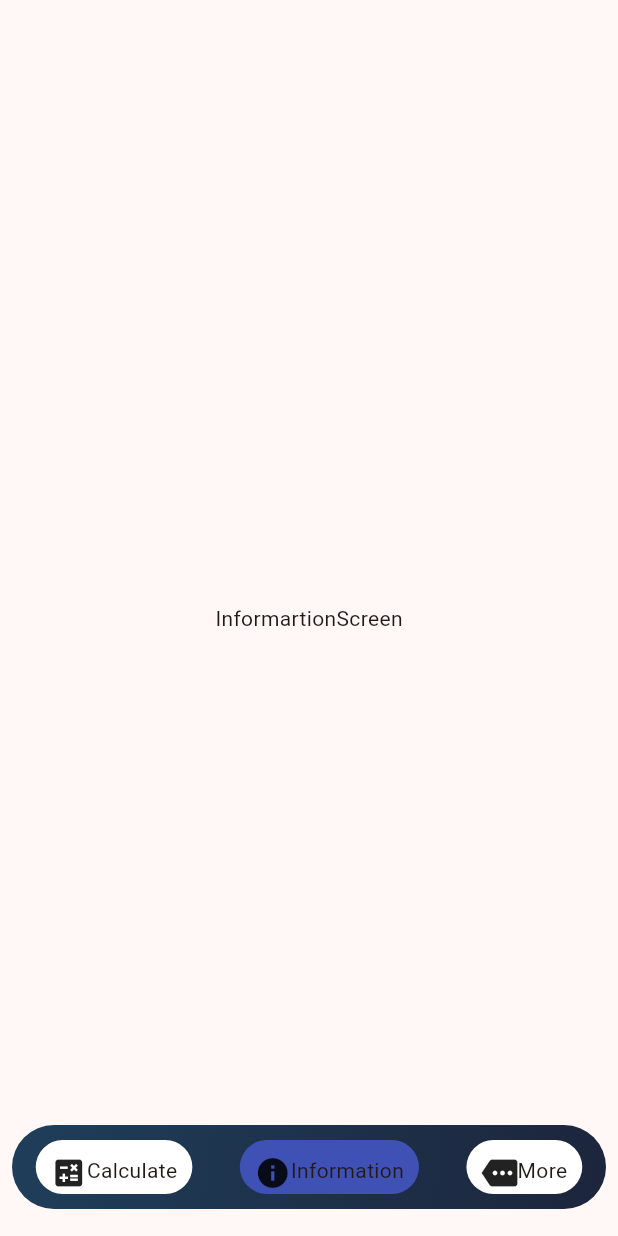
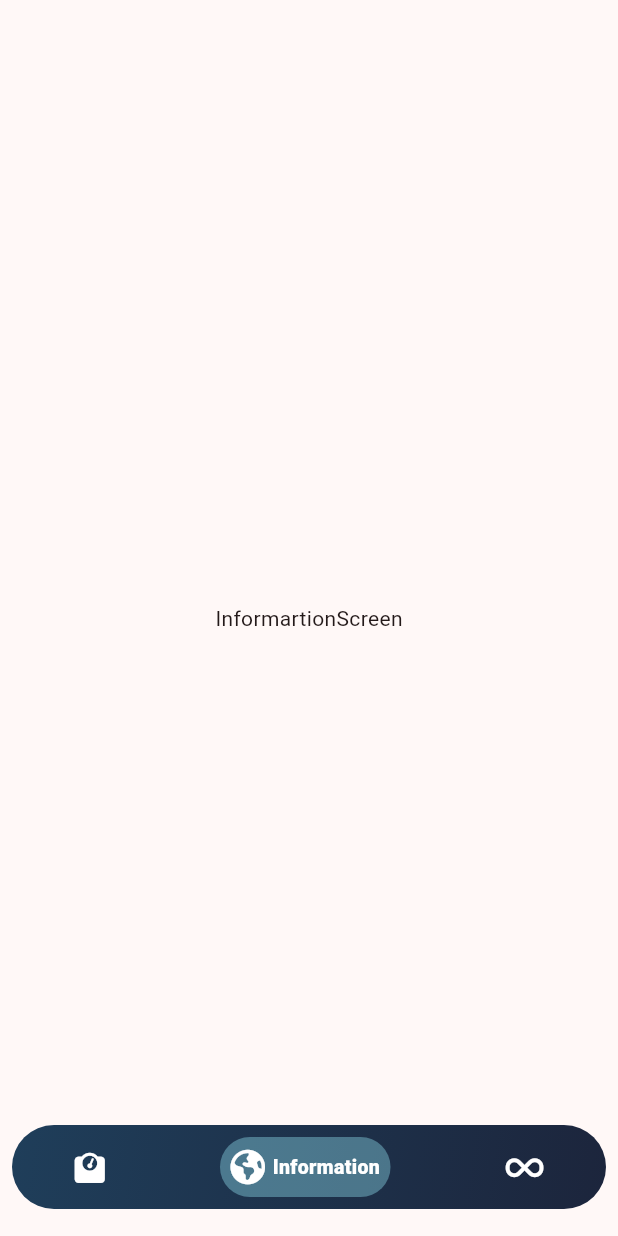
Before and after one commit to jhongo/WeightPlanerAPP, a Flutter app: the screen it shows after launch, item 2 of the bottom bar chosen, on a phone screen of 412 x 824 dp. Run offline on Flutter 3.47's test engine with Material 2 defaults, Android fonts, the phone set to English and light mode, and no system bars; our stand-ins replace font_awesome_flutter.

Commit message:
Add style in navbar

```diff
--- a/lib/domain/entities/nav_options.dart
+++ b/lib/domain/entities/nav_options.dart
@@ -1,4 +1,5 @@
 import 'package:flutter/material.dart';
+import 'package:font_awesome_flutter/font_awesome_flutter.dart';
 
 class NavOptions {
 
@@ -15,7 +16,7 @@ class NavOptions {
 }
 
  final navOptions =  <NavOptions>[
-  NavOptions(name: 'Calculate', index: 0, icon:Icons.calculate,),
-  NavOptions(name: 'Information', index: 1, icon: Icons.info,  ),
-  NavOptions(name:'More', index: 2, icon: Icons.more, )
+  NavOptions(name: 'Calculate', index: 0, icon:FontAwesomeIcons.weightScale),
+  NavOptions(name: 'Information', index: 1, icon: FontAwesomeIcons.earthAmericas  ),
+  NavOptions(name:'More', index: 2, icon: FontAwesomeIcons.infinity, )
 ];
--- a/lib/main.dart
+++ b/lib/main.dart
@@ -33,7 +33,7 @@ class MyApp extends StatelessWidget {
       child: MaterialApp(
         debugShowCheckedModeBanner: false,
         title: 'Planet App',
-        home: SplasScreen(),
+        home:const SplasScreen(),
         theme: AppTheme(selectColor: 5).theme(),
       ),
     );
--- a/lib/presentation/providers/navigator_provider.dart
+++ b/lib/presentation/providers/navigator_provider.dart
@@ -1,6 +1,4 @@
 import 'package:flutter/material.dart';
-import 'package:planet_app/domain/entities/nav_options.dart';
-
 class NavigatorProvider extends ChangeNotifier {
 
 late int initIndex = 0;
@@ -8,8 +6,7 @@ PageController controller = PageController();
 
 
 changePage( int index){
-  print('Provider $index');
-  controller.animateToPage(index, duration: Duration(milliseconds: 250), curve: Curves.linear);
+  controller.animateToPage(index, duration: const Duration(milliseconds: 250), curve: Curves.linear);
   initIndex = index;
   notifyListeners();
 }
--- a/lib/presentation/screens/home_screen.dart
+++ b/lib/presentation/screens/home_screen.dart
@@ -40,7 +40,7 @@ class HomeScreen extends StatelessWidget {
                   ],
                 ),
 
-                Positioned(
+                const Positioned(
                   bottom: 10,
                   left: 0,
                   right: 0,
--- a/lib/presentation/widgets/shared/nav_options_items.dart
+++ b/lib/presentation/widgets/shared/nav_options_items.dart
@@ -7,11 +7,12 @@ import 'package:provider/provider.dart';
 
 class NavOptionsItems extends StatelessWidget {
 
+  const NavOptionsItems({super.key});
 
   @override
   Widget build(BuildContext context) {
 
-    final navScroll = context.watch<NavigatorProvider>();
+    final navigationProvider = context.watch<NavigatorProvider>();
 
     return Padding(
       padding: const EdgeInsets.all(8.0),
@@ -25,21 +26,15 @@ class NavOptionsItems extends StatelessWidget {
             colors: [
               Color(0xFF1f3e5a),
               Color(0xFF1c253c)
-            ]
-            ),
+            ]),
           borderRadius: BorderRadius.circular(50)
         ),
         child: Row(mainAxisAlignment: MainAxisAlignment.spaceAround,
           children: List.generate(navOptions.length,(index) {
-              final menuitems = navOptions[index];
+              final itemsNav = navOptions[index];
               return GestureDetector(
-                onTap: (){
-                  navScroll.changePage(index);
-                },
-                child: OptionName(
-                  navOpc: menuitems,
-                  )
-
+                onTap: () => navigationProvider.changePage(index),
+                child: OptionName(itemNav: itemsNav)
                 );
           },
 
--- a/lib/presentation/widgets/shared/option_item.dart
+++ b/lib/presentation/widgets/shared/option_item.dart
@@ -1,31 +1,38 @@
 import 'package:flutter/material.dart';
+import 'package:font_awesome_flutter/font_awesome_flutter.dart';
 import 'package:planet_app/domain/entities/nav_options.dart';
 import 'package:planet_app/presentation/providers/navigator_provider.dart';
 import 'package:provider/provider.dart';
 
 class OptionName extends StatelessWidget {
 
-  final NavOptions navOpc;
+  final NavOptions itemNav;
+  const OptionName({super.key,required this.itemNav});
 
-  const OptionName({super.key,required this.navOpc});
   @override
   Widget build(BuildContext context) {
-    final nav = context.watch<NavigatorProvider>();
+    final navigationProvider = context.watch<NavigatorProvider>();
     return AnimatedContainer(
-
-      padding: EdgeInsets.all(10),
-      duration: Duration(milliseconds: 750),
-      // width: double.infinity,
-      // height: 40,
-      margin:const EdgeInsets.all(10),
+      alignment: Alignment.center,
+      padding: const EdgeInsets.symmetric(horizontal: 7),
+      duration: const Duration(milliseconds: 750),
+      height: 40,
       decoration: BoxDecoration(
-      color: (navOpc.index == nav.initIndex) ? Colors.indigo : Colors.white,
-        borderRadius: BorderRadius.circular(20)
+      color: (itemNav.index == navigationProvider.initIndex) ? Color(0xFF90e0ef).withOpacity(0.4) : Colors.transparent ,
+      borderRadius: BorderRadius.circular(50)
       ),
       child: Row(
+        mainAxisAlignment: MainAxisAlignment.center,
         children: [
-          Icon(navOpc.icon),
-          Text(navOpc.name)
+          FaIcon(itemNav.icon,
+          color: Colors.white,
+          size:(itemNav.index == navigationProvider.initIndex) ? 23 : 20,
+          ),
+          if(itemNav.index == navigationProvider.initIndex)
+          const SizedBox(width: 5,),
+          if(itemNav.index == navigationProvider.initIndex)
+          Text(itemNav.name, style: TextStyle(fontSize: 13, color: Colors.white, fontWeight: FontWeight.w800),)
+
         ],
       )
     );
```
